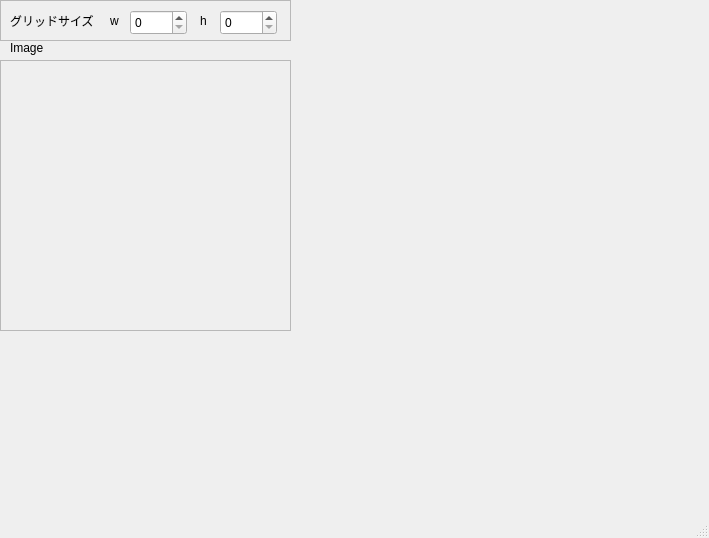
Old version of the form mainwindow.ui in the repository chocoball/MapEditor.
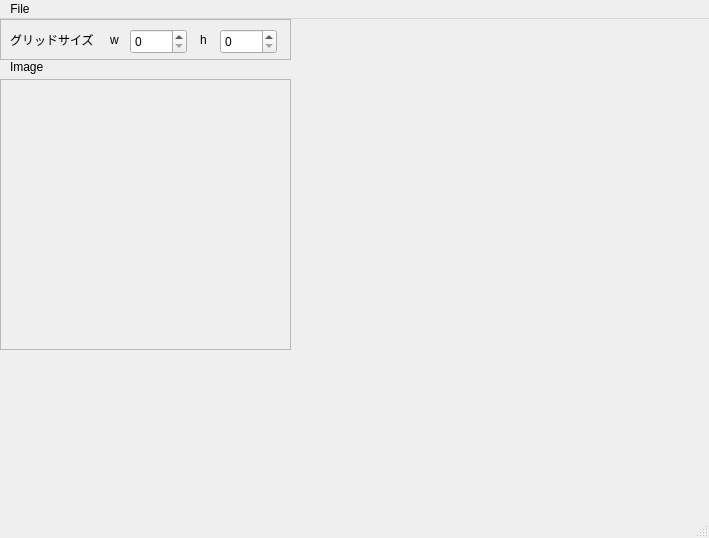
New version of the form.

The edit to the form file:
```diff
--- a/mainwindow.ui
+++ b/mainwindow.ui
@@ -106,8 +106,8 @@
       <rect>
        <x>0</x>
        <y>0</y>
-       <width>289</width>
-       <height>269</height>
+       <width>287</width>
+       <height>267</height>
       </rect>
      </property>
      <widget class="QLabel" name="label_image">
@@ -145,9 +145,16 @@
      <x>0</x>
      <y>0</y>
      <width>709</width>
-     <height>22</height>
+     <height>17</height>
     </rect>
    </property>
+   <widget class="QMenu" name="menuFile">
+    <property name="title">
+     <string>File</string>
+    </property>
+    <addaction name="action_Open"/>
+   </widget>
+   <addaction name="menuFile"/>
   </widget>
   <widget class="QStatusBar" name="statusBar"/>
  </widget>
```
Left out of the diff: 5 changed lines with no effect on the pictures.
